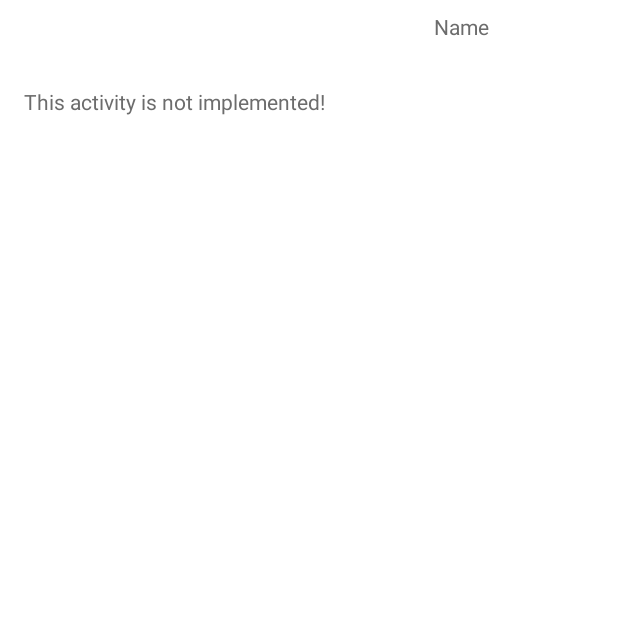
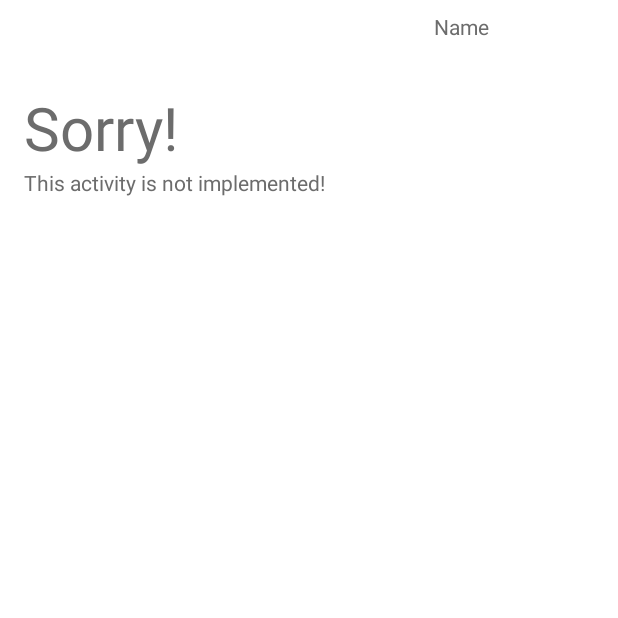
Before and after one commit to maxtile/smap-sekoia-theme-project, an Android app: the EmptyActivity screen opened directly, with no data from a screen before it, on a phone screen of 412 x 824 dp, the top half of it. Run offline under Robolectric (Android 15) with nearby library versions, the phone set to English and light mode, and no system bars; 3 statements that could not run were skipped.

Commit message:
Changed some text strings. Made delete functionality reliable with a try catch.

```diff
--- a/app/src/main/java/com/example/sekoia/app/PicturesActivity.java
+++ b/app/src/main/java/com/example/sekoia/app/PicturesActivity.java
@@ -159,8 +159,14 @@ public class PicturesActivity extends FragmentActivity
     }
 
     private void dispatchDeletePictureButton() {
+        try{
         Bitmaps.remove(selectedImages);
         adapter.notifyDataSetChanged();
+        }
+        catch (Exception e)
+        {
+            Toast.makeText(getApplicationContext(), "@strings/SelectPicturePlease", Toast.LENGTH_LONG);
+        }
     }
 
     private void dispatchChoosePictureIntent() {
--- a/app/src/main/res/layout/activity_empty.xml
+++ b/app/src/main/res/layout/activity_empty.xml
@@ -46,6 +46,17 @@
     </RelativeLayout>
 
     <TextView
+        android:layout_width="wrap_content"
+        android:layout_height="wrap_content"
+        android:textColor="@color/fontColor"
+        android:text="@string/NotImplementedMessage"
+        android:textSize="40dp"
+        android:textAlignment="center"
+        android:layout_alignParentTop="true"
+        android:layout_alignParentLeft="true"
+        />
+
+    <TextView
         android:id="@+id/textEmptyActivity"
         android:layout_width="wrap_content"
         android:layout_height="wrap_content"
--- a/app/src/main/res/values/strings.xml
+++ b/app/src/main/res/values/strings.xml
@@ -10,6 +10,7 @@
     <string name="dialogChoose">Choose</string>
     <string name="pictureUpload">Uploading picture to </string>
     <string name="UploadFinished">Picture has been uploadet to: </string>
+    <string name="SelectPicturePlease">Please select a picture to delete</string>
 
     <!-- General -->
     <string name="app_name">Sekoia</string>
@@ -36,9 +37,8 @@
     <string name="title_activity_empty">EmptyActivity</string>
     <string name="hello_world">Hello world!</string>
 
-
-
     <!-- for activity EmptyActivity.java -->
     <string name="emptyActivityTextView">This activity is not implemented!</string>
     <string name="emptyActivityLabel">Feature not implemented yet</string>
+    <string name="NotImplementedMessage">Sorry!</string>
 </resources>
```
Also changed, not shown: 1 other file.
